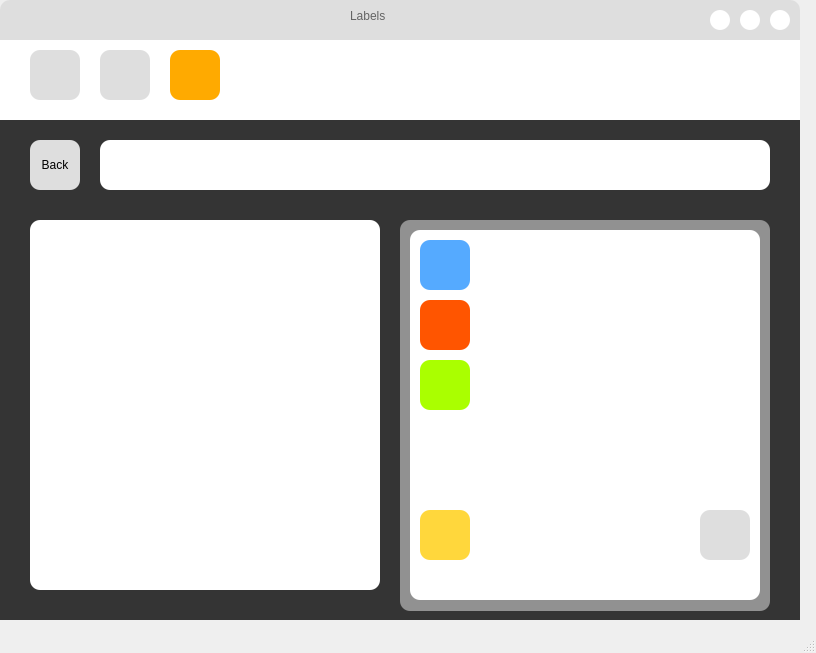
First picture: the form in gui/shelf_3.ui, repository AshwinRaikar88/daxplore, before the edit.
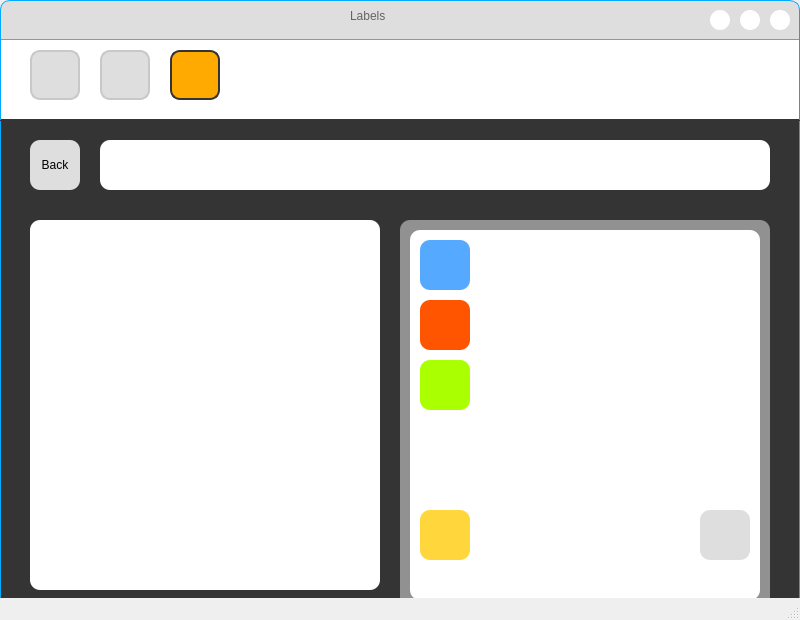
Second picture: the form after the edit.

```diff
--- a/gui/shelf_3.ui
+++ b/gui/shelf_3.ui
@@ -6,8 +6,8 @@
    <rect>
     <x>0</x>
     <y>0</y>
-    <width>816</width>
-    <height>653</height>
+    <width>800</width>
+    <height>620</height>
    </rect>
   </property>
   <property name="minimumSize">
@@ -45,7 +45,14 @@
      </size>
     </property>
     <property name="styleSheet">
-     <string notr="true">background-color: rgb(52, 52, 52);</string>
+     <string notr="true">QWidget#widget_2{
+	background-color: rgb(52, 52, 52);
+	border: 1px solid  ;
+	border-color: rgb(52, 52, 52)  rgb(0, 170, 255)  rgb(0, 170, 255) rgb(0, 170, 255);
+	border-bottom-left-radius: 20px;
+	border-bottom-right-radius: 20px;
+}
+</string>
     </property>
     <widget class="QWidget" name="action_window" native="true">
      <property name="geometry">
@@ -341,9 +348,13 @@
      </size>
     </property>
     <property name="styleSheet">
-     <string notr="true">background-color: rgb(255, 255, 255);
-border-top-left-radius: 12px;
-border-top-right-radius: 12px;</string>
+     <string notr="true">QWidget#widget_1{
+	background-color: rgb(255, 255, 255);
+	border: 1px solid  ;
+	border-color: white rgb(0, 170, 255) rgb(52, 52, 52) rgb(0, 170, 255);
+	border-top-left-radius: 12px;
+	border-top-right-radius: 12px;
+}</string>
     </property>
     <widget class="QPushButton" name="shelf">
      <property name="geometry">
@@ -355,7 +366,9 @@
       </rect>
      </property>
      <property name="styleSheet">
-      <string notr="true">background-color: rgb(222, 222, 222);
+      <string notr="true">border: 2px solid  ;
+border-color: rgb(200, 200, 200);
+background-color: rgb(222, 222, 222);
 border-radius: 10px;
 </string>
      </property>
@@ -382,7 +395,9 @@
       </rect>
      </property>
      <property name="styleSheet">
-      <string notr="true">background-color: rgb(222, 222, 222);
+      <string notr="true">border: 2px solid  ;
+border-color: rgb(200, 200, 200);
+background-color: rgb(222, 222, 222);
 border-radius: 10px;
 </string>
      </property>
@@ -409,9 +424,10 @@
       </rect>
      </property>
      <property name="styleSheet">
-      <string notr="true">background-color: rgb(255, 170, 0);
+      <string notr="true">border: 2px solid  ;
 border-radius: 10px;
-</string>
+border-color: rgb(52, 52, 52);
+background-color: rgb(255, 170, 0);</string>
      </property>
      <property name="text">
       <string/>
@@ -436,9 +452,13 @@
       </rect>
      </property>
      <property name="styleSheet">
-      <string notr="true">background-color: rgb(222, 222, 222);
-border-top-left-radius: 10px;
-border-top-right-radius: 10px;</string>
+      <string notr="true">QWidget#title_bar{
+	background-color: rgb(222, 222, 222);
+	border: 1px solid  ;
+	border-color: rgb(0, 170, 255) rgb(0, 170, 255)  rgb(150, 150, 150) rgb(0, 170, 255);
+	border-top-left-radius: 10px;
+	border-top-right-radius: 10px;
+}</string>
      </property>
      <widget class="QPushButton" name="close_btn">
       <property name="geometry">
```
Left out of the diff: 2 changed lines with no effect on the pictures.
